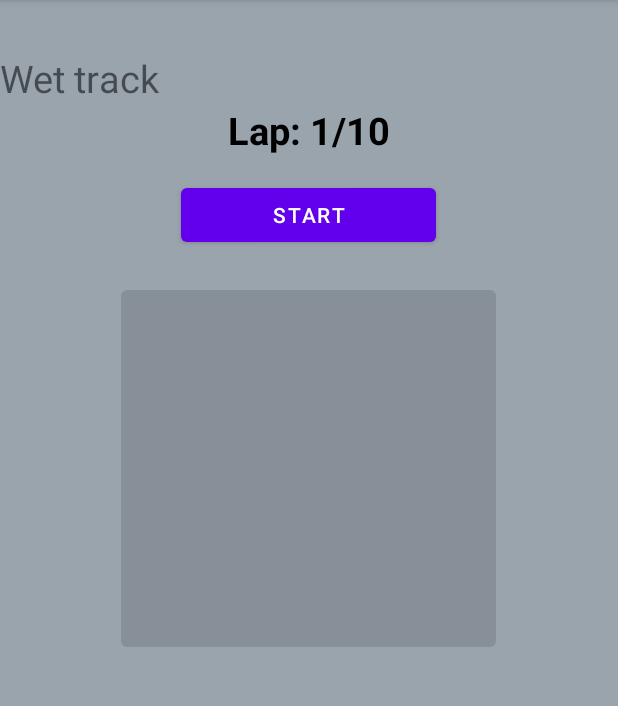
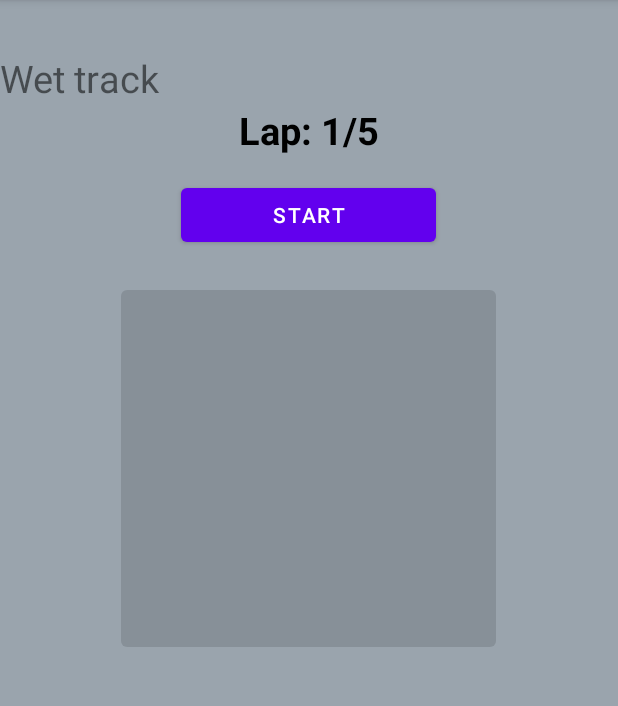
Before and after one commit to marci546/Szakdolgozat2, an Android app: the Game2Activity screen opened directly, with no data from a screen before it, on a phone screen of 412 x 824 dp, the part 84-790 px from its top. Run offline under Robolectric (Android 15) with nearby library versions, the phone set to English and light mode, and no system bars.

Commit message:
Update 1.0

```diff
--- a/app/src/main/java/com/example/szakdolgozat/Game2Activity.java
+++ b/app/src/main/java/com/example/szakdolgozat/Game2Activity.java
@@ -84,8 +84,8 @@ public class Game2Activity extends AppCompatActivity {
                         else{
                             turnsTaken = 1;
                             laps++;
-                            if (laps <= 10){
-                                counter.setText("Lap: " + laps + "/10");
+                            if (laps <= 5){
+                                counter.setText("Lap: " + laps + "/5");
                                 handler.postDelayed(this, 3000);
                             }
                             else{
--- a/app/src/main/res/layout/activity_game3.xml
+++ b/app/src/main/res/layout/activity_game3.xml
@@ -31,7 +31,7 @@
             android:layout_height="wrap_content"
             android:textAlignment="center"
             android:textStyle="bold"
-            android:text="Lap: 1/10"
+            android:text="Lap: 1/5"
             android:textColor="@color/black"
             android:layout_gravity="center_horizontal"
             android:textSize="25sp"/>
```
